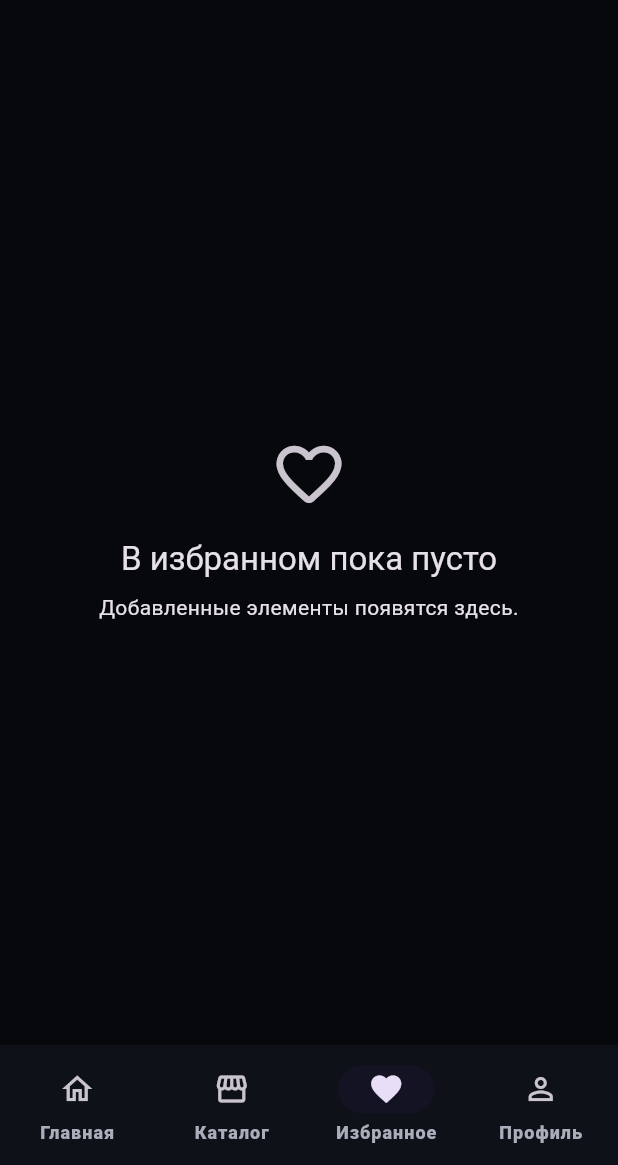
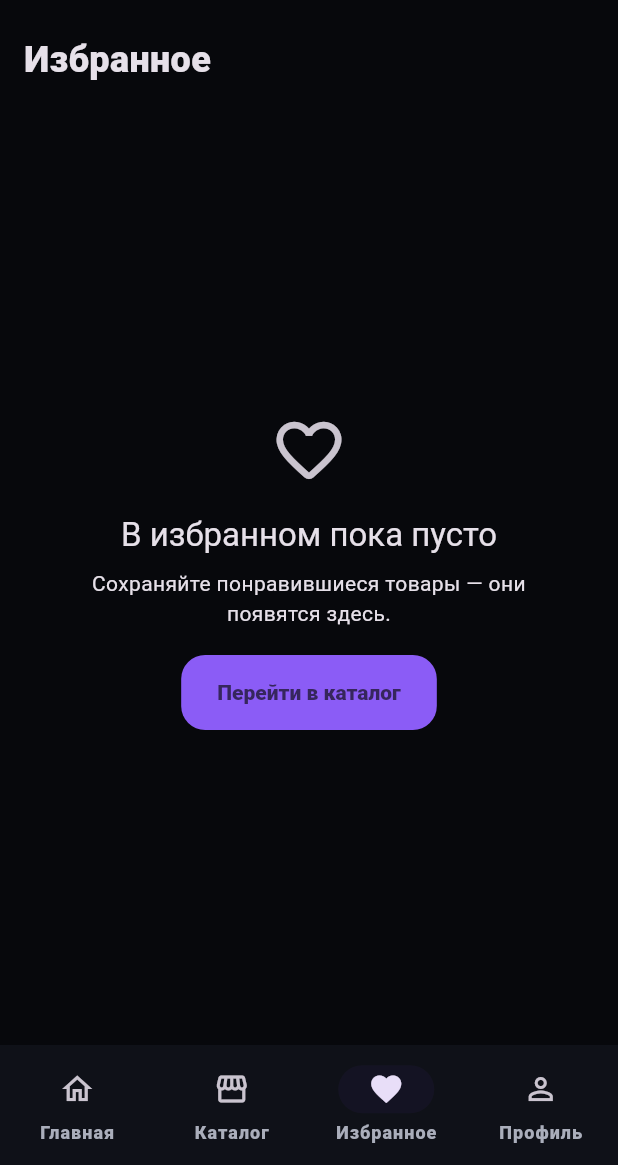
Before and after one commit to WhiteBelStudio/BELVON-SHOP, a Flutter app: the ShopPage screen opened directly, scrolled down 576 dp, after a tap on the "favorite" icon, on a phone screen of 412 x 824 dp, the part 71-1236 px from its top. Run offline on Flutter 3.47's test engine with Material 3 defaults, Android fonts, the phone set to English and light mode, and no system bars; our stand-ins replace shared_preferences; accounts and stored records are empty.

Commit message:
feat(favorites): complete Favorites 2.0 UX and persistence

```diff
--- a/lib/app.dart
+++ b/lib/app.dart
@@ -6,6 +6,7 @@ import 'models/product.dart';
 import 'services/update_service.dart';
 import 'services/auth_service.dart';
 import 'services/api_service.dart';
+import 'services/favorites_service.dart';
 import 'admin/admin_page.dart';
 import 'theme/app_theme.dart';
 import 'widgets/belvon_card.dart';
@@ -468,6 +469,30 @@ class _ShopPageState extends State<ShopPage> {
   final recentSearches = <String>[];
   final favorites = <int>{};
   final cart = <int, int>{};
+  bool favoritesLoaded = false;
+  String favoritesSort = 'Недавно добавленные';
+
+  Future<void> _loadFavorites() async {
+    final saved = await FavoritesService.load();
+    if (!mounted) return;
+    setState(() {
+      favorites
+        ..clear()
+        ..addAll(saved);
+      favoritesLoaded = true;
+    });
+  }
+
+  Future<void> _toggleFavorite(int productId) async {
+    setState(() {
+      if (favorites.contains(productId)) {
+        favorites.remove(productId);
+      } else {
+        favorites.add(productId);
+      }
+    });
+    await FavoritesService.save(favorites);
+  }
 
   List<String> get categories => ['Все', ...{for (final p in products) p.category}];
 
@@ -1078,21 +1103,75 @@ class _ShopPageState extends State<ShopPage> {
   }
 
   Widget favoritesPage() {
-    final list = products.where((p) => favorites.contains(p.id)).toList();
-    if (list.isEmpty) {
-      return const BelvonEmptyState(
-        icon: Icons.favorite_border_rounded,
-        title: 'В избранном пока пусто',
-        message: 'Добавленные элементы появятся здесь.',
-      );
+    var list = products.where((p) => favorites.contains(p.id)).toList();
+
+    switch (favoritesSort) {
+      case 'Цена ↑':
+        list.sort((a, b) => a.price.compareTo(b.price));
+        break;
+      case 'Цена ↓':
+        list.sort((a, b) => b.price.compareTo(a.price));
+        break;
+      case 'Название':
+        list.sort((a, b) => a.name.toLowerCase().compareTo(b.name.toLowerCase()));
+        break;
     }
-    return GridView.builder(
-      padding: const EdgeInsets.all(16),
-      gridDelegate: const SliverGridDelegateWithMaxCrossAxisExtent(
-        maxCrossAxisExtent: 380, mainAxisExtent: 330, crossAxisSpacing: 14, mainAxisSpacing: 14,
-      ),
-      itemCount: list.length,
-      itemBuilder: (_, i) => productCard(list[i]),
+
+    return Column(
+      children: [
+        Padding(
+          padding: const EdgeInsets.fromLTRB(16, 14, 16, 8),
+          child: Row(
+            children: [
+              Expanded(
+                child: Text(
+                  favorites.isEmpty
+                      ? 'Избранное'
+                      : '${favorites.length} ${favorites.length == 1 ? 'товар' : favorites.length < 5 ? 'товара' : 'товаров'}',
+                  style: const TextStyle(fontSize: 24, fontWeight: FontWeight.w900),
+                ),
+              ),
+              if (favorites.isNotEmpty)
+                PopupMenuButton<String>(
+                  tooltip: 'Сортировка',
+                  initialValue: favoritesSort,
+                  onSelected: (value) => setState(() => favoritesSort = value),
+                  itemBuilder: (_) => const [
+                    PopupMenuItem(value: 'Недавно добавленные', child: Text('Недавно добавленные')),
+                    PopupMenuItem(value: 'Цена ↑', child: Text('Цена: по возрастанию')),
+                    PopupMenuItem(value: 'Цена ↓', child: Text('Цена: по убыванию')),
+                    PopupMenuItem(value: 'Название', child: Text('По названию')),
+                  ],
+                  child: const Icon(Icons.sort_rounded),
+                ),
+            ],
+          ),
+        ),
+        if (list.isEmpty)
+          Expanded(
+            child: BelvonEmptyState(
+              icon: Icons.favorite_border_rounded,
+              title: 'В избранном пока пусто',
+              message: 'Сохраняйте понравившиеся товары — они появятся здесь.',
+              action: () => openTab(1),
+              actionLabel: 'Перейти в каталог',
+            ),
+          )
+        else
+          Expanded(
+            child: GridView.builder(
+              padding: const EdgeInsets.fromLTRB(16, 8, 16, 16),
+              gridDelegate: const SliverGridDelegateWithMaxCrossAxisExtent(
+                maxCrossAxisExtent: 380,
+                mainAxisExtent: 330,
+                crossAxisSpacing: 14,
+                mainAxisSpacing: 14,
+              ),
+              itemCount: list.length,
+              itemBuilder: (_, i) => productCard(list[i]),
+            ),
+          ),
+      ],
     );
   }
 
@@ -1354,11 +1433,7 @@ class _ShopPageState extends State<ShopPage> {
                   ),
                   IconButton(
                     tooltip: liked ? 'Убрать из избранного' : 'Добавить в избранное',
-                    onPressed: () => setState(
-                      () => liked
-                          ? favorites.remove(p.id)
-                          : favorites.add(p.id),
-                    ),
+                    onPressed: () => _toggleFavorite(p.id),
                     icon: AnimatedSwitcher(
                       duration: const Duration(milliseconds: 180),
                       transitionBuilder: (child, animation) =>
@@ -1395,15 +1470,7 @@ class _ShopPageState extends State<ShopPage> {
         builder: (_) => ProductDetailsPage(
           product: p,
           liked: favorites.contains(p.id),
-          onToggleFavorite: () {
-            setState(() {
-              if (favorites.contains(p.id)) {
-                favorites.remove(p.id);
-              } else {
-                favorites.add(p.id);
-              }
-            });
-          },
+          onToggleFavorite: () => _toggleFavorite(p.id),
         ),
       ),
     );
```
